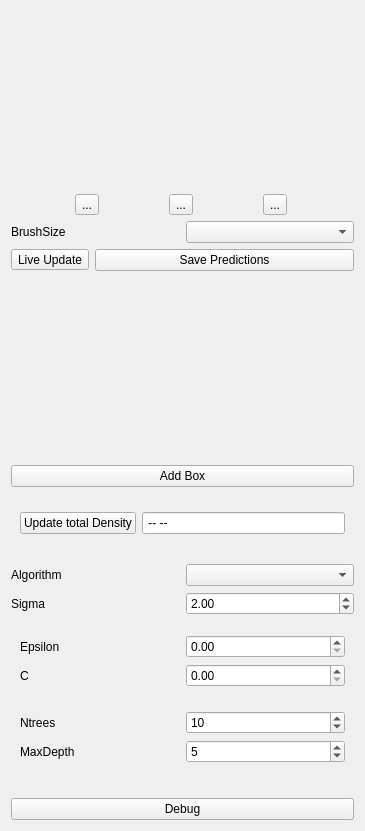
The window that ilastik/applets/counting/countingDrawer.ui (ilastik/ilastik) describes before a commit, drawn with Qt 5.
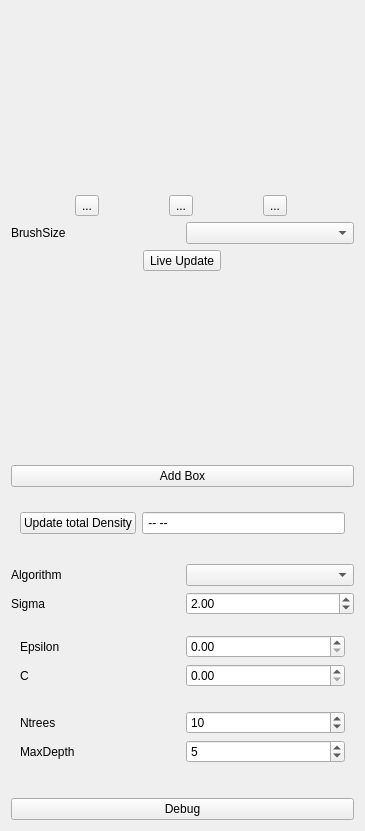
The same window after the commit. Custom widgets are drawn as their Qt base class.

The edit to the form file:
```diff
--- a/ilastik/applets/counting/countingDrawer.ui
+++ b/ilastik/applets/counting/countingDrawer.ui
@@ -89,13 +89,6 @@
        </property>
       </widget>
      </item>
-     <item>
-      <widget class="QPushButton" name="savePredictionsButton">
-       <property name="text">
-        <string>Save Predictions</string>
-       </property>
-      </widget>
-     </item>
     </layout>
    </item>
    <item>
```
Left out of the diff: 2 changed lines with no effect on the pictures.
